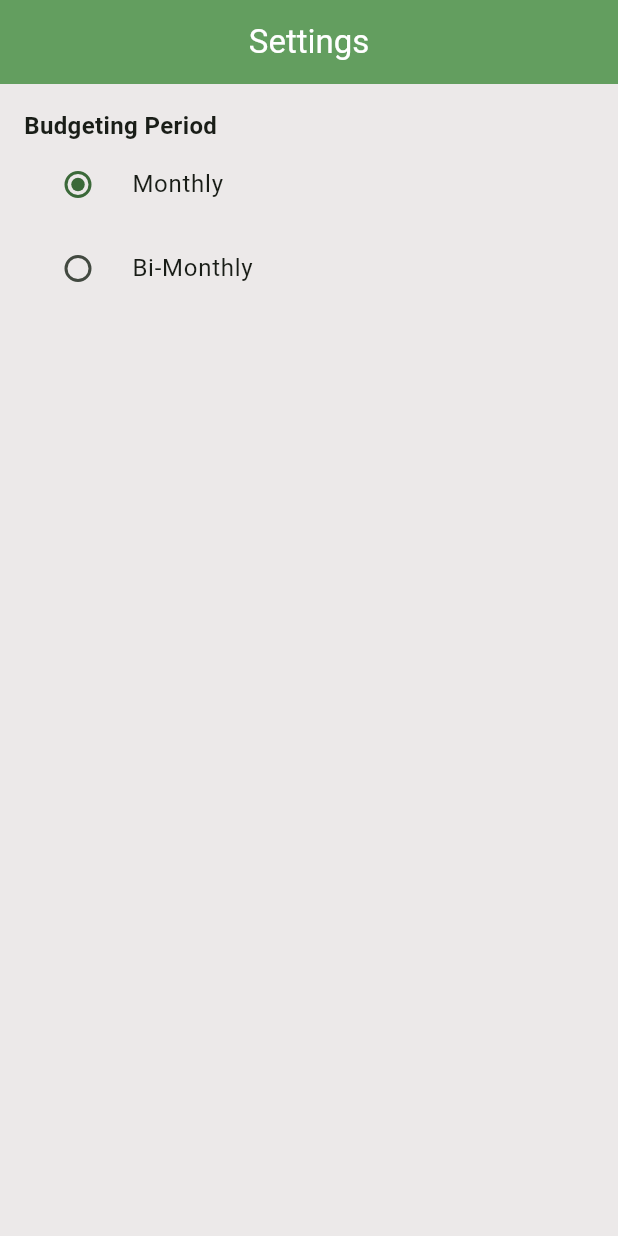
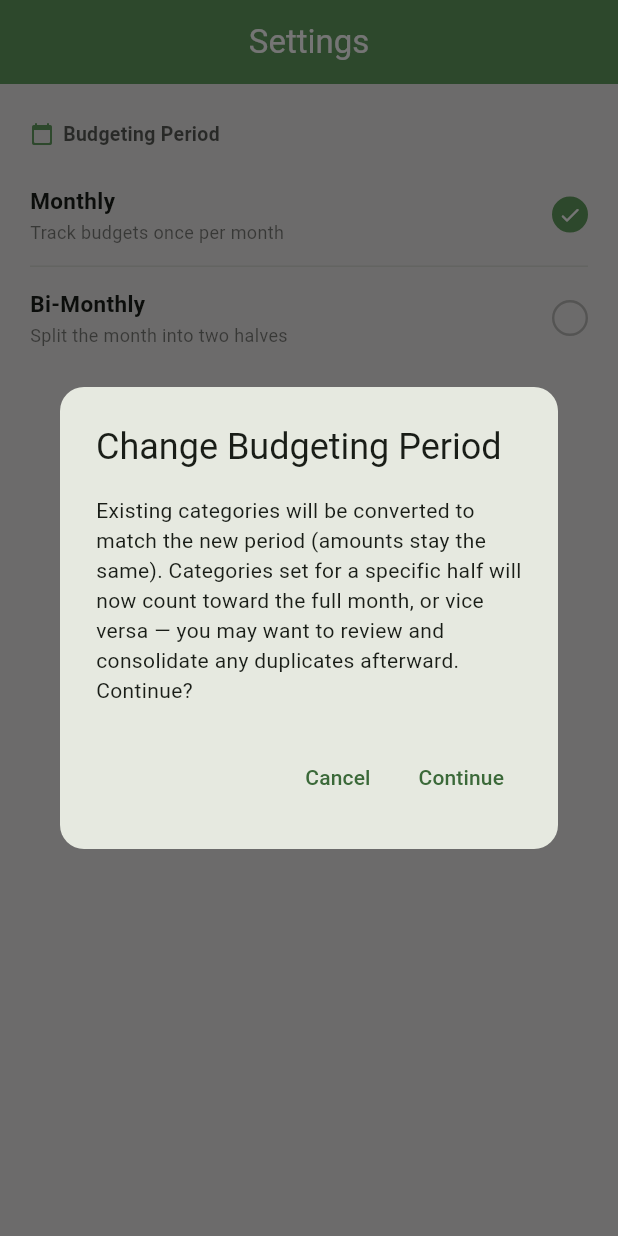
Before and after one commit to markangelojuan/salapify, a Flutter app: the SettingsScreen screen opened by its route, after a tap on "Monthly", on a phone screen of 412 x 824 dp. Run offline on Flutter 3.47's test engine with Material 3 defaults, Android fonts, the phone set to English and light mode, and no system bars; our stand-ins replace cloud_firestore, connectivity_plus, drift, firebase_auth, firebase_core, fl_chart and 5 more; missing offline and left inert: flutter_reorderable_grid_view; accounts and stored records are empty; generated files the repository leaves out were written again.

Commit message:
fix: updated type name and enhanced settings ui

```diff
--- a/lib/features/budget/domain/entities/budget_category_type.dart
+++ b/lib/features/budget/domain/entities/budget_category_type.dart
@@ -1,6 +1,6 @@
 enum BudgetCategoryType {
   fixed,
-  flexible;
+  variable;
 
   static BudgetCategoryType fromString(String value) {
     return BudgetCategoryType.values.firstWhere(
--- a/lib/features/budget/presentation/controllers/budget_controller.dart
+++ b/lib/features/budget/presentation/controllers/budget_controller.dart
@@ -9,7 +9,7 @@ import 'package:salapify/features/budget/domain/entities/budget_category.dart';
 import 'package:salapify/features/settings/domain/budgeting_period.dart';
 import 'package:salapify/features/settings/domain/period_key.dart';
 import 'package:salapify/features/settings/presentation/controllers/settings_controller.dart';
-import 'package:salapify/features/settings/data/settings_repository.dart';
+import 'package:salapify/features/settings/data/repositories/settings_repository.dart';
 
 part 'budget_controller.g.dart';
 
--- a/lib/features/budget/presentation/screens/category_form_screen.dart
+++ b/lib/features/budget/presentation/screens/category_form_screen.dart
@@ -46,7 +46,7 @@ class _CategoryFormScreenState extends ConsumerState<CategoryFormScreen> {
 
     _nameController.text = existing?.name ?? '';
     _amountController.text = existing?.amount.toString() ?? '';
-    _type = existing?.type ?? BudgetCategoryType.flexible;
+    _type = existing?.type ?? BudgetCategoryType.variable;
     _frequency = existing?.frequency ?? BudgetFrequency.monthly;
     _period = existing?.period ??
       (globalPeriod == BudgetingPeriod.biMonthly ? BudgetPeriod.both : null);
@@ -188,8 +188,8 @@ class _CategoryFormScreenState extends ConsumerState<CategoryFormScreen> {
                       label: Text('Fixed'),
                     ),
                     ButtonSegment(
-                      value: BudgetCategoryType.flexible,
-                      label: Text('Flexible'),
+                      value: BudgetCategoryType.variable,
+                      label: Text('Variable'),
                     ),
                   ],
                   selected: {_type},
--- a/lib/features/budget/presentation/widgets/category_card.dart
+++ b/lib/features/budget/presentation/widgets/category_card.dart
@@ -73,7 +73,7 @@ class CategoryCard extends StatelessWidget {
                   ),
                   const Spacer(),
                   _TypeChip(
-                    label: _isFixed ? 'Fixed' : 'Flexible',
+                    label: _isFixed ? 'Fixed' : 'Variable',
                     color: _accentColor,
                   ),
                   const SizedBox(width: 8),
--- a/lib/features/settings/data/services/settings_sync_service.dart
+++ b/lib/features/settings/data/services/settings_sync_service.dart
@@ -1,7 +1,7 @@
 import 'package:cloud_firestore/cloud_firestore.dart';
 import 'package:riverpod_annotation/riverpod_annotation.dart';
 import 'package:shared_preferences/shared_preferences.dart';
-import 'package:salapify/features/settings/data/settings_repository.dart';
+import 'package:salapify/features/settings/data/repositories/settings_repository.dart';
 import 'package:salapify/features/settings/domain/budgeting_period.dart';
 
 part 'settings_sync_service.g.dart';
--- a/lib/features/settings/presentation/controllers/settings_controller.dart
+++ b/lib/features/settings/presentation/controllers/settings_controller.dart
@@ -4,7 +4,7 @@ import 'package:riverpod_annotation/riverpod_annotation.dart';
 import 'package:salapify/core/services/connectivity_service.dart';
 import 'package:salapify/features/authentication/data/repositories/auth_repository.dart';
 import 'package:salapify/features/budget/presentation/controllers/budget_controller.dart';
-import 'package:salapify/features/settings/data/settings_repository.dart';
+import 'package:salapify/features/settings/data/repositories/settings_repository.dart';
 import 'package:salapify/features/settings/data/services/settings_sync_service.dart';
 import 'package:salapify/features/settings/domain/budgeting_period.dart';
 
--- a/lib/features/settings/presentation/screens/settings_screen.dart
+++ b/lib/features/settings/presentation/screens/settings_screen.dart
@@ -1,5 +1,6 @@
 import 'package:flutter/material.dart';
 import 'package:flutter_riverpod/flutter_riverpod.dart';
+import 'package:salapify/core/theme/app_colors.dart';
 import 'package:salapify/core/widgets/common_snackbar.dart';
 import 'package:salapify/features/settings/domain/budgeting_period.dart';
 import 'package:salapify/features/settings/presentation/controllers/settings_controller.dart';
@@ -15,6 +16,7 @@ class SettingsScreen extends ConsumerWidget {
     final confirmed = await showDialog<bool>(
       context: context,
       builder: (ctx) => AlertDialog(
+        shape: RoundedRectangleBorder(borderRadius: BorderRadius.circular(16)),
         title: const Text('Change Budgeting Period'),
         content: const Text(
           'Existing categories will be converted to match the new period '
@@ -43,6 +45,7 @@ class SettingsScreen extends ConsumerWidget {
   @override
   Widget build(BuildContext context, WidgetRef ref) {
     final periodAsync = ref.watch(budgetingPeriodSettingProvider);
+    final colorScheme = Theme.of(context).colorScheme;
 
     ref.listen<String?>(settingsSyncWarningProvider, (previous, next) {
       if (next != null) {
@@ -55,66 +58,76 @@ class SettingsScreen extends ConsumerWidget {
       appBar: AppBar(title: const Text('Settings')),
       body: periodAsync.when(
         loading: () => const Center(child: CircularProgressIndicator()),
-        error: (err, _) => Center(child: Text('Failed to load settings: $err')),
+        error: (err, _) =>
+            Center(child: Text('Failed to load settings: $err')),
         data: (period) => ListView(
-          padding: const EdgeInsets.all(16),
+          padding: const EdgeInsets.symmetric(vertical: 8),
           children: [
-            const Text(
-              'Budgeting Period',
-              style: TextStyle(fontWeight: FontWeight.bold, fontSize: 16),
+            _SectionHeader(
+              icon: Icons.calendar_today_rounded,
+              title: 'Budgeting Period',
             ),
-            RadioListTile<BudgetingPeriod>(
-              title: const Text('Monthly'),
-              value: BudgetingPeriod.monthly,
-              groupValue: period,
-              onChanged: (v) {
-                if (v != null && v != period) {
-                  _confirmAndSetPeriod(context, ref, v);
-                }
-              },
+            _SelectableOptionTile(
+              label: 'Monthly',
+              subtitle: 'Track budgets once per month',
+              selected: period == BudgetingPeriod.monthly,
+              onTap: () => _confirmAndSetPeriod(
+                context,
+                ref,
+                BudgetingPeriod.monthly,
               ),
-            RadioListTile<BudgetingPeriod>(
-              title: const Text('Bi-Monthly'),
-              value: BudgetingPeriod.biMonthly,
-              groupValue: period,
-              onChanged: (v) {
-                if (v != null && v != period) {
-                  _confirmAndSetPeriod(context, ref, v);
-                }
-              },
+            ),
+            Divider(
+              height: 1,
+              indent: 20,
+              endIndent: 20,
+              color: colorScheme.outlineVariant.withValues(alpha: 0.5),
+            ),
+            _SelectableOptionTile(
+              label: 'Bi-Monthly',
+              subtitle: 'Split the month into two halves',
+              selected: period == BudgetingPeriod.biMonthly,
+              onTap: () => _confirmAndSetPeriod(
+                context,
+                ref,
+                BudgetingPeriod.biMonthly,
+              ),
             ),
             if (period == BudgetingPeriod.biMonthly) ...[
-              const SizedBox(height: 16),
-              const Text(
-                'First Half Ends On',
-                style: TextStyle(fontWeight: FontWeight.bold, fontSize: 16),
+              Divider(
+                height: 32,
+                thickness: 6,
+                color: colorScheme.surfaceContainerHighest.withValues(
+                  alpha: 0.4,
                 ),
-              Consumer(
+              ),
+              _SectionHeader(
+                icon: Icons.event_repeat_rounded,
+                title: 'First Half Ends On',
+              ),
+              Padding(
+                padding: const EdgeInsets.symmetric(
+                  horizontal: 4,
+                  vertical: 4,
+                ),
+                child: Consumer(
                   builder: (context, ref, _) {
                     final dayAsync = ref.watch(firstHalfEndDaySettingProvider);
                     return dayAsync.when(
-                    loading: () => const CircularProgressIndicator(),
+                      loading: () => const Padding(
+                        padding: EdgeInsets.symmetric(vertical: 12),
+                        child: Center(child: CircularProgressIndicator()),
+                      ),
                       error: (e, _) => Text('Error: $e'),
-                    data: (day) => DropdownButton<int>(
-                      value: day,
-                      items: List.generate(28, (i) => i + 1)
-                          .map(
-                            (d) => DropdownMenuItem(
-                              value: d,
-                              child: Text('Day $d'),
-                            ),
-                          )
-                          .toList(),
-                      onChanged: (v) {
-                        if (v != null) {
-                          ref
+                      data: (day) => _DaySelector(
+                        selectedDay: day,
+                        onChanged: (v) => ref
                             .read(firstHalfEndDaySettingProvider.notifier)
-                              .set(v);
-                        }
-                      },
+                            .set(v),
                       ),
                     );
                   },
+                ),
               ),
             ],
           ],
@@ -123,3 +136,171 @@ class SettingsScreen extends ConsumerWidget {
     );
   }
 }
+
+/// Small section label with a leading icon, sitting directly on the
+/// scaffold background rather than inside a card.
+class _SectionHeader extends StatelessWidget {
+  const _SectionHeader({required this.icon, required this.title});
+
+  final IconData icon;
+  final String title;
+
+  @override
+  Widget build(BuildContext context) {
+    final colorScheme = Theme.of(context).colorScheme;
+    return Padding(
+      padding: const EdgeInsets.fromLTRB(20, 16, 20, 10),
+      child: Row(
+        children: [
+          Icon(icon, size: 16, color: AppColors.primary),
+          const SizedBox(width: 6),
+          Text(
+            title,
+            style: TextStyle(
+              fontWeight: FontWeight.bold,
+              fontSize: 13,
+              letterSpacing: 0.2,
+              color: colorScheme.onSurface.withValues(alpha: 0.7),
+            ),
+          ),
+        ],
+      ),
+    );
+  }
+}
+
+/// A tappable row with a label/subtitle and a check-style indicator,
+/// separated from siblings by thin Dividers instead of card borders.
+class _SelectableOptionTile extends StatelessWidget {
+  const _SelectableOptionTile({
+    required this.label,
+    required this.subtitle,
+    required this.selected,
+    required this.onTap,
+  });
+
+  final String label;
+  final String subtitle;
+  final bool selected;
+  final VoidCallback onTap;
+
+  @override
+  Widget build(BuildContext context) {
+    final colorScheme = Theme.of(context).colorScheme;
+    return InkWell(
+      onTap: onTap,
+      child: Padding(
+        padding: const EdgeInsets.symmetric(horizontal: 20, vertical: 14),
+        child: Row(
+          children: [
+            Expanded(
+              child: Column(
+                crossAxisAlignment: CrossAxisAlignment.start,
+                children: [
+                  Text(
+                    label,
+                    style: TextStyle(
+                      fontWeight: FontWeight.w600,
+                      fontSize: 15,
+                      color: colorScheme.onSurface,
+                    ),
+                  ),
+                  const SizedBox(height: 2),
+                  Text(
+                    subtitle,
+                    style: TextStyle(
+                      fontSize: 12,
+                      color: colorScheme.onSurface.withValues(alpha: 0.55),
+                    ),
+                  ),
+                ],
+              ),
+            ),
+            const SizedBox(width: 12),
+            AnimatedContainer(
+              duration: const Duration(milliseconds: 180),
+              curve: Curves.easeOut,
+              width: 24,
+              height: 24,
+              decoration: BoxDecoration(
+                shape: BoxShape.circle,
+                color: selected ? AppColors.primary : Colors.transparent,
+                border: Border.all(
+                  color: selected
+                      ? AppColors.primary
+                      : colorScheme.onSurface.withValues(alpha: 0.25),
+                  width: 1.6,
+                ),
+              ),
+              child: AnimatedSwitcher(
+                duration: const Duration(milliseconds: 150),
+                transitionBuilder: (child, animation) => ScaleTransition(
+                  scale: animation,
+                  child: FadeTransition(opacity: animation, child: child),
+                ),
+                child: selected
+                    ? const Icon(
+                        Icons.check_rounded,
+                        key: ValueKey('checked'),
+                        size: 16,
+                        color: Colors.white,
+                      )
+                    : const SizedBox.shrink(key: ValueKey('unchecked')),
+              ),
+            ),
+          ],
+        ),
+      ),
+    );
+  }
+}
+
+/// Horizontally scrollable day-picker (1-28) styled as pill chips.
+class _DaySelector extends StatelessWidget {
+  const _DaySelector({required this.selectedDay, required this.onChanged});
+
+  final int selectedDay;
+  final ValueChanged<int> onChanged;
+
+  @override
+  Widget build(BuildContext context) {
+    final colorScheme = Theme.of(context).colorScheme;
+    return SizedBox(
+      height: 44,
+      child: ListView.separated(
+        scrollDirection: Axis.horizontal,
+        padding: const EdgeInsets.symmetric(horizontal: 16),
+        itemCount: 28,
+        separatorBuilder: (_, _) => const SizedBox(width: 8),
+        itemBuilder: (context, index) {
+          final day = index + 1;
+          final selected = day == selectedDay;
+          return GestureDetector(
+            onTap: () => onChanged(day),
+            child: AnimatedContainer(
+              duration: const Duration(milliseconds: 150),
+              width: 44,
+              alignment: Alignment.center,
+              decoration: BoxDecoration(
+                color: selected
+                    ? AppColors.primary
+                    : colorScheme.surfaceContainerHighest.withValues(
+                        alpha: 0.5,
+                      ),
+                borderRadius: BorderRadius.circular(12),
+              ),
+              child: Text(
+                '$day',
+                style: TextStyle(
+                  fontWeight: FontWeight.w600,
+                  fontSize: 13,
+                  color: selected ? Colors.white : colorScheme.onSurface,
+                ),
+              ),
+            ),
+          );
+        },
+      ),
+    );
+  }
+}
```
Also changed, not shown: lib/features/settings/data/repositories/settings_repository.dart (renamed from lib/features/settings/data/settings_repository.dart), lib/features/settings/data/repositories/settings_repository.g.dart (renamed from lib/features/settings/data/settings_repository.g.dart). Lines whose indentation alone changed are shown as unchanged.
